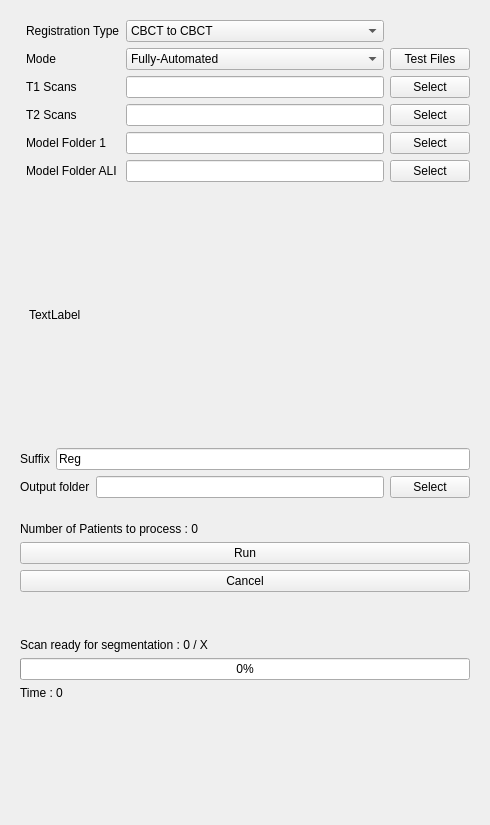
The window that AREG/Resources/UI/AREG.ui (lucanchling/AREG) describes before a commit, drawn with Qt 5.
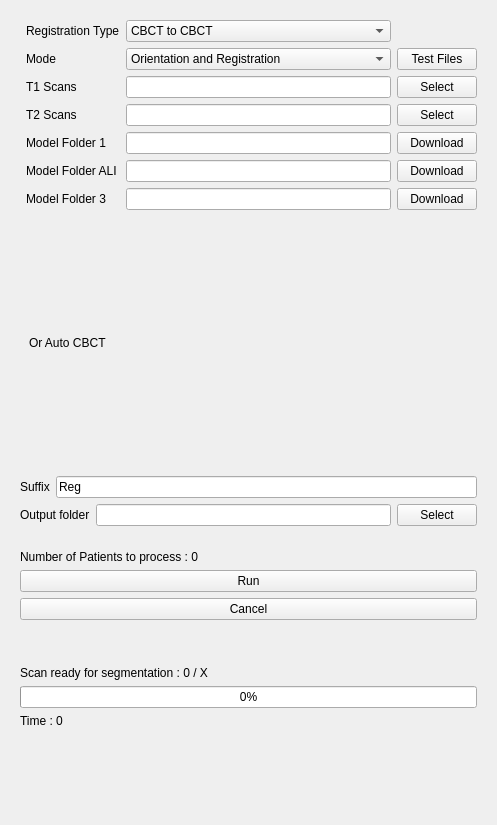
The same window after the commit. Custom widgets are drawn as their Qt base class.

Commit message: ENH: Full Or+Reg Process for CBCT

```diff
--- a/AREG/Resources/UI/AREG.ui
+++ b/AREG/Resources/UI/AREG.ui
@@ -6,7 +6,7 @@
    <rect>
     <x>0</x>
     <y>0</y>
-    <width>490</width>
+    <width>497</width>
     <height>825</height>
    </rect>
   </property>
@@ -65,6 +65,16 @@
               </property>
              </widget>
             </item>
+            <item>
+             <widget class="QLabel" name="label_4">
+              <property name="enabled">
+               <bool>true</bool>
+              </property>
+              <property name="text">
+               <string>Model Folder 3</string>
+              </property>
+             </widget>
+            </item>
            </layout>
           </item>
           <item>
@@ -91,11 +101,11 @@
             <item>
              <widget class="QComboBox" name="CbModeType">
               <property name="currentText">
-               <string>Fully-Automated</string>
+               <string>Orientation and Registration</string>
               </property>
               <item>
                <property name="text">
-                <string>Fully-Automated</string>
+                <string>Orientation and Registration</string>
                </property>
               </item>
               <item>
@@ -117,6 +127,9 @@
             <item>
              <widget class="QLineEdit" name="lineEditModel2"/>
             </item>
+            <item>
+             <widget class="QLineEdit" name="lineEditModel3"/>
+            </item>
            </layout>
           </item>
           <item>
@@ -152,14 +165,21 @@
             <item>
              <widget class="QPushButton" name="ButtonSearchModel1">
               <property name="text">
-               <string>Select</string>
+               <string>Download</string>
               </property>
              </widget>
             </item>
             <item>
              <widget class="QPushButton" name="ButtonSearchModel2">
               <property name="text">
-               <string>Select</string>
+               <string>Download</string>
+              </property>
+             </widget>
+            </item>
+            <item>
+             <widget class="QPushButton" name="ButtonSearchModel3">
+              <property name="text">
+               <string>Download</string>
               </property>
              </widget>
             </item>
@@ -187,7 +207,7 @@
       <item>
        <widget class="QStackedWidget" name="stackedWidget">
         <property name="currentIndex">
-         <number>1</number>
+         <number>2</number>
         </property>
         <widget class="QWidget" name="PageSemiCBCT">
          <layout class="QVBoxLayout" name="verticalLayout_11">
@@ -217,7 +237,26 @@
               <item>
                <widget class="QLabel" name="tohideCBCT_2">
                 <property name="text">
-                 <string>TextLabel</string>
+                 <string>Auto CBCT</string>
+                </property>
+               </widget>
+              </item>
+             </layout>
+            </item>
+           </layout>
+          </item>
+         </layout>
+        </widget>
+        <widget class="QWidget" name="PageOrAutoCBCT">
+         <layout class="QVBoxLayout" name="verticalLayoutOr_11">
+          <item>
+           <layout class="QVBoxLayout" name="verticalLayoutOr_3">
+            <item>
+             <layout class="QVBoxLayout" name="LayoutOrAutoCBCT">
+              <item>
+               <widget class="QLabel" name="tohideCBCT_3">
+                <property name="text">
+                 <string>Or Auto CBCT</string>
                 </property>
                </widget>
               </item>
```
Left out of the diff: 15 changed lines with no effect on the pictures. The commit also changes 3 other files.
